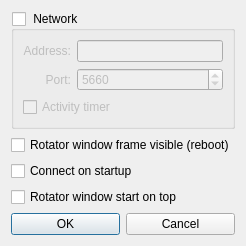
Qt form c/openASC_Controller_v2/ui/settingsdialog.ui (thegeek82000/openasc) before a commit.
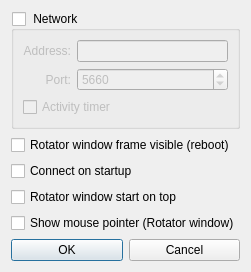
The same form after that commit.

Commit message: - Added so that it is possible to hide the cursor on the rotator window (for example if using a touch screen)

The edit to the form file:
```diff
--- a/c/openASC_Controller_v2/ui/settingsdialog.ui
+++ b/c/openASC_Controller_v2/ui/settingsdialog.ui
@@ -7,7 +7,7 @@
     <x>0</x>
     <y>0</y>
     <width>230</width>
-    <height>218</height>
+    <height>240</height>
    </rect>
   </property>
   <property name="sizePolicy">
@@ -25,7 +25,7 @@
   <property name="maximumSize">
    <size>
     <width>303</width>
-    <height>218</height>
+    <height>240</height>
    </size>
   </property>
   <property name="windowTitle">
@@ -120,6 +120,13 @@
        </property>
       </widget>
      </item>
+     <item>
+      <widget class="QCheckBox" name="checkBoxRotatorShowMousePointer">
+       <property name="text">
+        <string>Show mouse pointer (Rotator window)</string>
+       </property>
+      </widget>
+     </item>
     </layout>
    </item>
    <item>
```
The commit also changes 4 other files.
